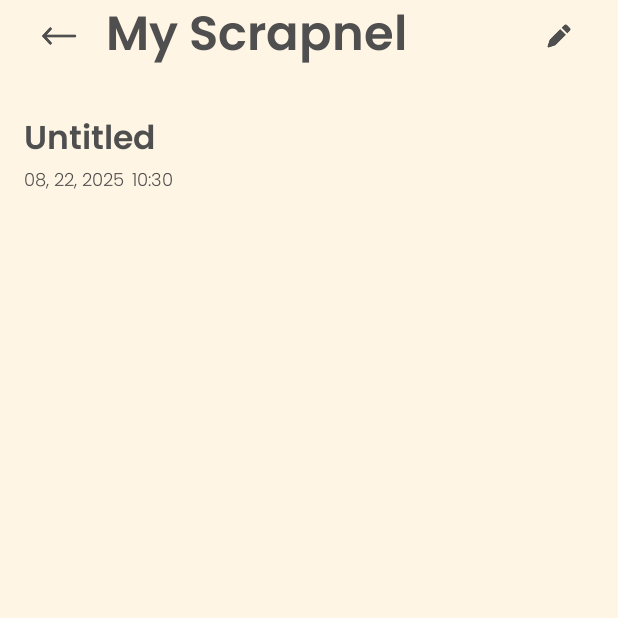
After one commit to abhiram-b-ashok/my_scrapnel, an Android app built with Jetpack Compose: the composable ScrapnelPage called with empty values, on a phone screen of 412 x 824 dp, the top half of it. The commit adds this screen. Run offline under Robolectric (Android 15) with nearby library versions, the phone set to English and light mode, and no system bars; our stand-ins replace Room's generated code; 1 statement that could not run was skipped.

Commit message:
Fouteenth  Commit: Completed - all functioanlites

```diff
--- a/app/src/main/java/com/example/myscrapnel/utils/Utlis.kt
+++ b/app/src/main/java/com/example/myscrapnel/utils/Utlis.kt
@@ -84,3 +84,25 @@ fun convertTimestampToDateTimeComponents(timestamp: Long): List<String> {
     )
 
 }
+
+fun convertTimestampToDateTimeComponent(timestamp: Long?): List<String> {
+    val calendar = Calendar.getInstance(Locale.getDefault())
+    if (timestamp != null) {
+        calendar.timeInMillis = timestamp
+    }
+
+    val day = calendar.get(Calendar.DAY_OF_MONTH)
+    val month = calendar.get(Calendar.MONTH) + 1
+    val year = calendar.get(Calendar.YEAR)
+    val hour = calendar.get(Calendar.HOUR_OF_DAY)
+    val minute = calendar.get(Calendar.MINUTE)
+
+    return listOf(
+        String.format("%02d", day),
+        String.format("%02d", month),
+        year.toString(),
+        String.format("%02d", hour),
+        String.format("%02d", minute)
+    )
+
+}
--- a/app/src/main/java/com/example/myscrapnel/viewmodels/ViewScrapnelRepository.kt
+++ b/app/src/main/java/com/example/myscrapnel/viewmodels/ViewScrapnelRepository.kt
@@ -76,8 +76,8 @@ class ViewScrapnelRepository(private val dao: ScrapnelDao) {
 
 
 
-    suspend fun getScrapnelEntityByTimestamp(timestamp: Long): ScrapnelEntity? {
-        return dao.getScrapnelByTimestamp(timestamp)
+    suspend fun getScrapnelEntityByTimestamp(timestamp: Long?): ScrapnelEntity? {
+        return dao.getScrapnelByTimestamp(timestamp!!)
     }
 
 
@@ -88,5 +88,9 @@ class ViewScrapnelRepository(private val dao: ScrapnelDao) {
         }
     }
 
+    suspend fun getScrapnelByTimestamp(timestamp: Long): ScrapnelEntity? {
+        return dao.getScrapnelByTimestamp(timestamp)
+    }
+
 
 }
--- a/app/src/main/java/com/example/myscrapnel/viewmodels/ViewScrapnelViewModel.kt
+++ b/app/src/main/java/com/example/myscrapnel/viewmodels/ViewScrapnelViewModel.kt
@@ -18,6 +18,9 @@ class ViewScrapnelViewModel(private val repository: ViewScrapnelRepository) : Vi
     val chipTitles: StateFlow<List<String>> = _chipTitles
     private val _selectedItemsToDelete = mutableListOf<ScrapnelUiModel>()
 
+    private val _scrapnel = MutableStateFlow<ScrapnelEntity?>(null)
+    val scrapnel: StateFlow<ScrapnelEntity?> = _scrapnel
+
 
     fun loadChipTitles() {
         viewModelScope.launch {
@@ -27,6 +30,15 @@ class ViewScrapnelViewModel(private val repository: ViewScrapnelRepository) : Vi
     fun loadScrapnels() {
         viewModelScope.launch {
             _scrapnelItems.value = repository.getAllScrapnelUiModels()
+        }
+    }
+
+    fun loadScrapnel(timestamp: Long?) {
+        viewModelScope.launch {
+            val scrapnel = repository.getScrapnelEntityByTimestamp(timestamp)
+            if (scrapnel != null) {
+                _scrapnel.value = scrapnel
+            }
         }
     }
 
--- a/app/src/main/java/com/example/myscrapnel/views/create_scrapnel_page/Preview.kt
+++ b/app/src/main/java/com/example/myscrapnel/views/create_scrapnel_page/Preview.kt
@@ -143,7 +143,7 @@ fun PreviewScrapnel(
 
 @RequiresApi(Build.VERSION_CODES.VANILLA_ICE_CREAM)
 @Composable
-fun ImageStack(images: List<Uri>) {
+private fun ImageStack(images: List<Uri>) {
 
 //    val rearrangedImages = remember {images.toMutableList()}
     val rearrangedImages = remember {
--- /dev/null
+++ b/app/src/main/java/com/example/myscrapnel/views/scrapnel_page/ScrapnelPage.kt
@@ -0,0 +1,293 @@
+package com.example.myscrapnel.views.scrapnel_page
+
+import android.net.Uri
+import android.os.Build
+import androidx.annotation.RequiresApi
+import androidx.compose.foundation.background
+import androidx.compose.foundation.clickable
+import androidx.compose.foundation.layout.Arrangement
+import androidx.compose.foundation.layout.Box
+import androidx.compose.foundation.layout.Column
+import androidx.compose.foundation.layout.PaddingValues
+import androidx.compose.foundation.layout.Row
+import androidx.compose.foundation.layout.WindowInsets
+import androidx.compose.foundation.layout.asPaddingValues
+import androidx.compose.foundation.layout.fillMaxSize
+import androidx.compose.foundation.layout.fillMaxWidth
+import androidx.compose.foundation.layout.height
+import androidx.compose.foundation.layout.offset
+import androidx.compose.foundation.layout.padding
+import androidx.compose.foundation.layout.size
+import androidx.compose.foundation.layout.statusBars
+import androidx.compose.foundation.shape.RoundedCornerShape
+import androidx.compose.material3.Card
+import androidx.compose.material3.Icon
+import androidx.compose.material3.IconButton
+import androidx.compose.material3.MaterialTheme
+import androidx.compose.material3.Text
+import androidx.compose.runtime.Composable
+import androidx.compose.runtime.LaunchedEffect
+import androidx.compose.runtime.collectAsState
+import androidx.compose.runtime.getValue
+import androidx.compose.runtime.mutableStateListOf
+import androidx.compose.runtime.mutableStateOf
+import androidx.compose.runtime.remember
+import androidx.compose.runtime.setValue
+import androidx.compose.ui.Alignment
+import androidx.compose.ui.Modifier
+import androidx.compose.ui.graphics.graphicsLayer
+import androidx.compose.ui.layout.ContentScale
+import androidx.compose.ui.platform.LocalContext
+import androidx.compose.ui.res.painterResource
+import androidx.compose.ui.unit.dp
+import androidx.compose.ui.unit.times
+import androidx.core.net.toUri
+import androidx.lifecycle.viewmodel.compose.viewModel
+import androidx.navigation.NavController
+import androidx.room.Room
+import coil.compose.AsyncImage
+import com.example.myscrapnel.R
+import com.example.myscrapnel.room_db.ScrapnelDatabase
+import com.example.myscrapnel.room_db.ScrapnelEntity
+import com.example.myscrapnel.utils.convertTimestampToDateTimeComponent
+import com.example.myscrapnel.utils.convertTimestampToDateTimeComponents
+import com.example.myscrapnel.viewmodels.ViewScrapnelRepository
+import com.example.myscrapnel.viewmodels.ViewScrapnelViewModel
+import com.example.myscrapnel.viewmodels.ViewScrapnelViewModelFactory
+
+
+@RequiresApi(Build.VERSION_CODES.VANILLA_ICE_CREAM)
+@Composable
+fun ScrapnelPage(modifier: Modifier =Modifier, navController: NavController, timestamp: Long?)
+{
+    val context = LocalContext.current
+    val database = Room.databaseBuilder(
+        context,
+        ScrapnelDatabase::class.java,
+        "scrapnel_db"
+    ).build()
+    val scrapnelRepository = ViewScrapnelRepository(database.dao())
+    val scrapnelViewModelFactory = ViewScrapnelViewModelFactory(scrapnelRepository)
+    val scrapnelViewModel : ViewScrapnelViewModel = viewModel(factory = scrapnelViewModelFactory)
+    val scrapnel by scrapnelViewModel.scrapnel.collectAsState()
+    LaunchedEffect(Unit) {
+       scrapnelViewModel.loadScrapnel(timestamp)
+    }
+
+    Column {
+        Header(modifier, navController, timestamp)
+        Main(scrapnel)
+    }
+
+}
+
+@Composable
+private fun Header(
+    modifier: Modifier,
+    navController: NavController,
+    timestamp: Long?
+) {
+    Row(
+        modifier = Modifier
+            .background(MaterialTheme.colorScheme.background)
+            .fillMaxWidth()
+            .padding(
+                PaddingValues(
+                    top = WindowInsets.statusBars.asPaddingValues().calculateTopPadding(),
+                    start = 15.dp,
+                    end = 15.dp,
+                    bottom = 8.dp
+                )
+            )
+    ) {
+        IconButton(onClick = {  navController.navigate("home") {
+        }}) {
+            Icon(
+                painter = painterResource(R.drawable.ic_back),
+                contentDescription = "Back",
+                tint = MaterialTheme.colorScheme.onBackground,
+                modifier = Modifier.size(24.dp)
+            )
+        }
+        Text(
+            text = " My Scrapnel",
+            modifier = Modifier.weight(1f),
+            color = MaterialTheme.colorScheme.onBackground,
+            style = MaterialTheme.typography.headlineLarge
+        )
+
+        IconButton(onClick = { navController.navigate("create?timestamp=$timestamp") }) {
+            Icon(
+                painter = painterResource(R.drawable.ic_edit),
+                contentDescription = "Edit",
+                tint = MaterialTheme.colorScheme.onBackground,
+                modifier = Modifier.size(24.dp)
+            )
+        }
+
+    }
+}
+
+@RequiresApi(Build.VERSION_CODES.VANILLA_ICE_CREAM)
+@Composable
+private fun Main(scrapnel: ScrapnelEntity?) {
+    val timestamp = scrapnel?.timeStamp
+    val dateAndTime = convertTimestampToDateTimeComponent(timestamp)
+    val title = scrapnel?.title
+    val content = scrapnel?.content
+
+    var year by remember { mutableStateOf(dateAndTime[2]) }
+    var month by remember { mutableStateOf(dateAndTime[1]) }
+    var day by remember { mutableStateOf(dateAndTime[0]) }
+    var hour by remember { mutableStateOf(dateAndTime[3]) }
+    var minute by remember { mutableStateOf(dateAndTime[4]) }
+    val imagesList = mutableListOf<Uri>()
+
+    Column(
+        modifier = Modifier
+            .fillMaxSize()
+            .background(MaterialTheme.colorScheme.background)
+            .padding(16.dp),
+        verticalArrangement = Arrangement.Top
+    ) {
+
+        Row(modifier = Modifier.fillMaxWidth()) {
+            Text(
+
+                text = if (title.isNullOrEmpty()) "Untitled" else title,
+                modifier = Modifier
+                    .padding(vertical = 4.dp)
+                    .weight(1f),
+                style = MaterialTheme.typography.titleLarge,
+                color = MaterialTheme.colorScheme.onBackground
+            )
+
+        }
+        Row(modifier = Modifier.padding(bottom = 10.dp)) {
+            Text(
+                text = "$month, ",
+                style = MaterialTheme.typography.bodySmall,
+                color = MaterialTheme.colorScheme.onBackground
+            )
+            Text(
+                text = "$day, ",
+                style = MaterialTheme.typography.bodySmall,
+                color = MaterialTheme.colorScheme.onBackground
+            )
+            Text(
+                text = year,
+                style = MaterialTheme.typography.bodySmall,
+                color = MaterialTheme.colorScheme.onBackground
+            )
+            Text(
+                text = "$hour:",
+                modifier = Modifier.padding(start = 5.dp),
+                style = MaterialTheme.typography.bodySmall,
+                color = MaterialTheme.colorScheme.onBackground
+            )
+            Text(
+                text = minute,
+                style = MaterialTheme.typography.bodySmall,
+                color = MaterialTheme.colorScheme.onBackground
+            )
+        }
+
+        content?.lines()?.forEach { line ->
+            if (line.isBlank()) {
+                return@forEach
+            }
+
+            if (line.contains("🖼️")) {
+                imagesList.add(line.drop(4).toUri())
+
+                if (imagesList.size == 3) {
+                    ImageStack(images = imagesList)
+                    imagesList.clear()
+                }
+            } else {
+                if (imagesList.isNotEmpty()) {
+                    ImageStack(images = imagesList)
+                    imagesList.clear()
+                }
+
+                Text(
+                    text = line,
+                    modifier = Modifier
+                        .fillMaxWidth()
+                        .padding(vertical = 6.dp),
+                    style = MaterialTheme.typography.bodyMedium,
+                    color = MaterialTheme.colorScheme.onBackground
+                )
+            }
+        }
+        if (imagesList.isNotEmpty()) {
+            ImageStack(images = imagesList)
+        }
+        }
+
+    }
+
+@RequiresApi(Build.VERSION_CODES.VANILLA_ICE_CREAM)
+@Composable
+private fun ImageStack(images: List<Uri>) {
+
+//    val rearrangedImages = remember {images.toMutableList()}
+    val rearrangedImages = remember {
+        mutableStateListOf<Uri>().apply { addAll(images) }
+    }
+
+    val imageHeight = 120.dp
+    val offsetPerImage = 20.dp
+    val maxHeight = imageHeight + (rearrangedImages.size - 1) * offsetPerImage
+    Box(
+        modifier = Modifier
+            .fillMaxWidth()
+            .height(maxHeight)
+            .padding(vertical = 10.dp),
+        contentAlignment = Alignment.BottomCenter
+    ) {
+        rearrangedImages.forEachIndexed { index, uri ->
+
+            val offsetAmount = (rearrangedImages.size - 1 - index) * 20.dp
+            val rotationAngle = (rearrangedImages.size - 1 - index) * 10f
+
+            val isTop = index == rearrangedImages.lastIndex
+
+            ImageCard(
+                uri = uri,
+                contentDescription = "$uri",
+                modifier = Modifier
+                    .offset(y = -offsetAmount, x = -offsetAmount)
+                    .graphicsLayer { rotationZ = -rotationAngle }
+                    .then(if (isTop) Modifier.clickable {
+                        val top = rearrangedImages.removeLast()
+                        rearrangedImages.add(0, top)
+                    }
+                    else Modifier)
+            )
+        }
+    }
+}
+
+@Composable
+private fun ImageCard(
+    uri: Uri,
+    contentDescription: String?,
+    modifier: Modifier = Modifier
+) {
+    Card(
+        modifier = modifier
+            .fillMaxWidth(0.35f)
+            .height(100.dp),
+        shape = RoundedCornerShape(8.dp)
+    ) {
+        Box {
+            AsyncImage(
+                model = uri,
+                contentDescription = contentDescription,
+                modifier = Modifier.fillMaxWidth(),
+                contentScale = ContentScale.Crop
+            )
+        }
+    }
+}
```
Also changed, not shown: app/src/main/java/com/example/myscrapnel/MainActivity.kt (+32 -2 lines), app/src/main/java/com/example/myscrapnel/views/create_scrapnel_page/CreateScrapnelpage.kt (+28 -23 lines), app/src/main/java/com/example/myscrapnel/views/home_page/HomePage.kt (+128 -74 lines).
